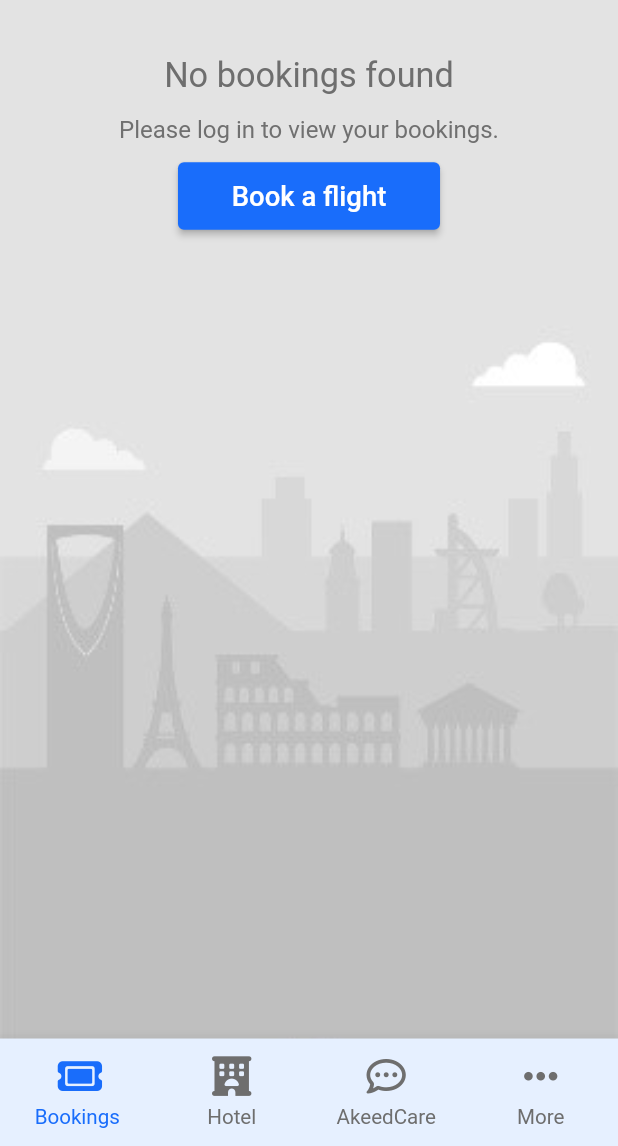
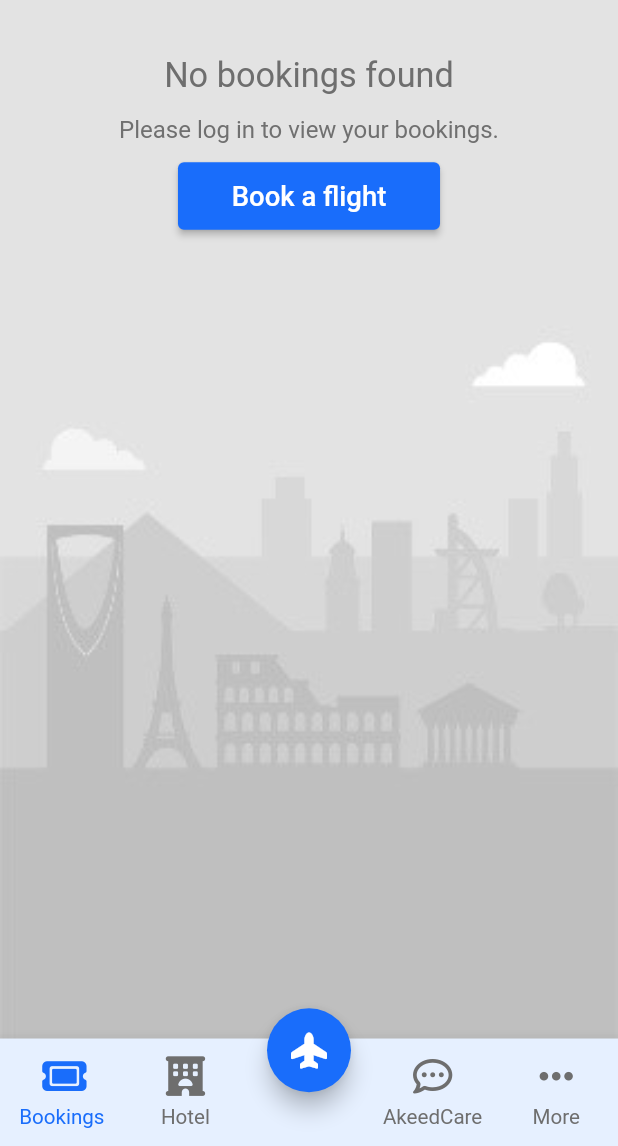
Before and after one commit to kamal606/flights, a Flutter app: the screen it shows after launch, on a phone screen of 412 x 824 dp, the part 90-1236 px from its top. Run offline on Flutter 3.47's test engine with Material 2 defaults, Android fonts, the phone set to English and light mode, and no system bars; our stand-ins replace flutter_bloc, flutter_screenutil, font_awesome_flutter.

Commit message:
done navbar

```diff
--- a/lib/core/utils/app_icons.dart
+++ b/lib/core/utils/app_icons.dart
@@ -6,4 +6,5 @@ abstract class AppIcons {
   static IconData hotel = FontAwesomeIcons.hotel;
   static IconData akeedCare = FontAwesomeIcons.commentDots;
   static IconData more = FontAwesomeIcons.ellipsis;
+  static IconData plane = FontAwesomeIcons.planeUp;
 }
--- a/lib/features/book_flights/presentation/view/home_view.dart
+++ b/lib/features/book_flights/presentation/view/home_view.dart
@@ -1,6 +1,7 @@
 import 'package:flights/core/color/app_color.dart';
 import 'package:flights/core/functions/material_route.dart';
 import 'package:flights/core/functions/model_bottom_sheet.dart';
+import 'package:flights/core/utils/app_icons.dart';
 import 'package:flights/core/utils/route_name.dart';
 import 'package:flights/core/widgets/custom_appbar.dart';
 import 'package:flights/features/book_flights/presentation/bloc/bloc/bottom_nav_bar_bloc.dart';
@@ -11,6 +12,7 @@ import 'package:flights/features/book_flights/presentation/widgets/home/bottom_n
 import 'package:flights/features/book_flights/presentation/widgets/home/home_body.dart';
 import 'package:flutter/material.dart';
 import 'package:flutter_bloc/flutter_bloc.dart';
+import 'package:flutter_screenutil/flutter_screenutil.dart';
 
 class HomeView extends StatelessWidget {
   const HomeView({super.key});
@@ -30,18 +32,32 @@ class HomeView extends StatelessWidget {
               const HomeViewBody(),
               const HomeViewBody(),
               const HomeViewBody(),
+              const HomeViewBody(),
               const ProfileView(),
             ];
             final selectedIndex =
                 state is BottomNavUpdated ? state.selectedIndex : 0;
             return Scaffold(
+              floatingActionButtonLocation:
+                  FloatingActionButtonLocation.centerDocked,
+              floatingActionButton: Align(
+                alignment: Alignment.bottomCenter,
+                child: Container(
+                  padding: EdgeInsets.only(bottom: 30.h),
+                  child: FloatingActionButton(
+                    backgroundColor: AppColor.lightBlue,
+                    onPressed: () {},
+                    child: Icon(AppIcons.plane),
+                  ),
+                ),
+              ),
               bottomNavigationBar: MyBottomNavigationBar(
                 selectedIndex: selectedIndex,
                 onItemTapped: (index) {
                   if (index == 1) {
                     OpenBottomSheet.openModal(context);
                   }
-                  if (index == 2) {
+                  if (index == 3) {
                     OpenBottomSheet.openModal(context);
                   }
                   BlocProvider.of<BottomNavBarBloc>(context)
--- a/lib/features/book_flights/presentation/widgets/home/bottom_nav_bar.dart
+++ b/lib/features/book_flights/presentation/widgets/home/bottom_nav_bar.dart
@@ -32,6 +32,9 @@ class MyBottomNavigationBar extends StatelessWidget {
             label: "Hotel",
           ),
           BottomNavBarItem.bottomNavigationBarItem(
+            label: "",
+          ),
+          BottomNavBarItem.bottomNavigationBarItem(
             icon: AppIcons.akeedCare,
             label: "AkeedCare",
           ),
```
